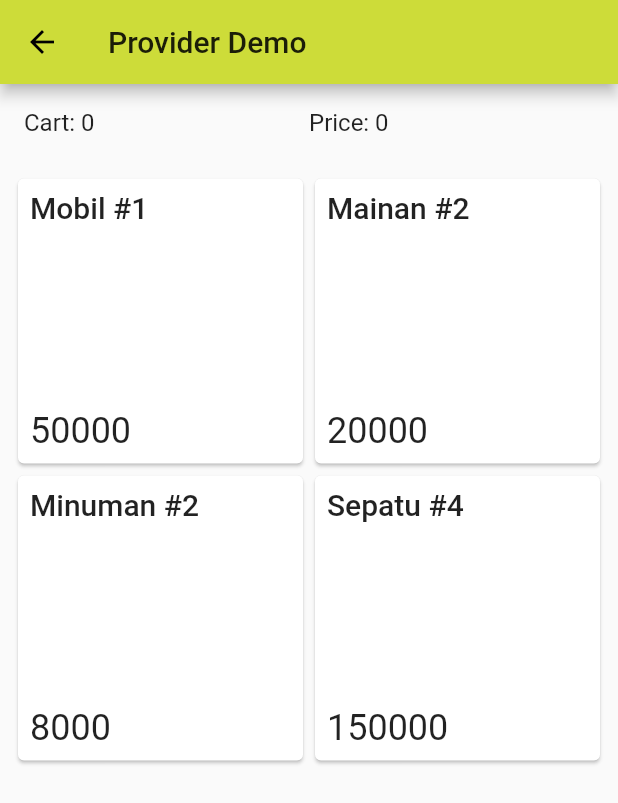
After one commit to hidrodixtion/flutter_meetup_demo_1, a Flutter app: the ProviderDemo screen opened directly, on a phone screen of 412 x 824 dp. The commit adds this screen. Shown: the top 803 px of the screen. Run offline on Flutter 3.47's test engine with Material 2 defaults, Android fonts, the phone set to English and light mode, and no system bars.

Commit message:
Added Provider.

```diff
--- /dev/null
+++ b/lib/component/cart_info.dart
@@ -0,0 +1,27 @@
+import 'package:flutter/cupertino.dart';
+import 'package:flutter/material.dart';
+import 'package:meetup_demo_1/model/Cart.dart';
+import 'package:provider/provider.dart';
+
+class CartInfo extends StatelessWidget {
+  @override
+  Widget build(BuildContext context) {
+    return Padding(
+      padding: EdgeInsets.all(16.0),
+      child: Consumer<Cart>(
+        builder: (context, cart, child) {
+          return Row(
+            children: <Widget>[
+              Expanded(
+                child: Text("Cart: ${cart.items.length}", style: Theme.of(context).textTheme.subhead,),
+              ),
+              Expanded(
+                child: Text("Price: ${cart.totalPrice.toInt()}", style: Theme.of(context).textTheme.subhead,),
+              ),
+            ],
+          );
+        },
+      ),
+    );
+  }
+}
--- /dev/null
+++ b/lib/component/product_list.dart
@@ -0,0 +1,50 @@
+import 'package:flutter/material.dart';
+import 'package:meetup_demo_1/model/Cart.dart';
+import 'package:meetup_demo_1/model/Item.dart';
+import 'package:provider/provider.dart';
+
+class ProductList extends StatefulWidget {
+  @override
+  _ProductListState createState() => _ProductListState();
+}
+
+class _ProductListState extends State<ProductList> {
+  List<Item> itemList = [
+    Item(title: "Mobil #1", price: 50000),
+    Item(title: "Mainan #2", price: 20000),
+    Item(title: "Minuman #2", price: 8000),
+    Item(title: "Sepatu #4", price: 150000)
+  ];
+
+  @override
+  Widget build(BuildContext context) {
+    return Padding(
+      padding: const EdgeInsets.all(8.0),
+      child: GridView.builder(
+        itemCount: itemList.length,
+        gridDelegate:
+            SliverGridDelegateWithFixedCrossAxisCount(crossAxisCount: 2),
+        itemBuilder: (context, index) {
+          return InkWell(
+            onTap: () => Provider.of<Cart>(context, listen: false).add(itemList[index]),
+            child: Card(
+              child: Padding(
+                padding: const EdgeInsets.all(8.0),
+                child: GridTile(
+                  child: Text(
+                    itemList[index].title,
+                    style: Theme.of(context).textTheme.title,
+                  ),
+                  footer: Text(
+                    itemList[index].price.toInt().toString(),
+                    style: Theme.of(context).textTheme.headline,
+                  ),
+                ),
+              ),
+            ),
+          );
+        },
+      ),
+    );
+  }
+}
--- a/lib/main.dart
+++ b/lib/main.dart
@@ -1,7 +1,14 @@
 import 'package:flutter/material.dart';
+import 'package:meetup_demo_1/model/Cart.dart';
 import 'package:meetup_demo_1/state_demo_2.dart';
+import 'package:provider/provider.dart';
 
-void main() => runApp(MyApp());
+void main() => runApp(
+      ChangeNotifierProvider(
+        builder: (context) => Cart(),
+        child: MyApp(),
+      ),
+    );
 
 class MyApp extends StatelessWidget {
   // This widget is the root of your application.
@@ -36,7 +43,9 @@ class _MyHomePageState extends State<MyHomePage> {
   @override
   Widget build(BuildContext context) {
     return Scaffold(
-      appBar: AppBar(title: Text("Demo 1"),),
+      appBar: AppBar(
+        title: Text("Demo 1"),
+      ),
       body: Center(
         child: Column(
           mainAxisAlignment: MainAxisAlignment.center,
@@ -53,11 +62,15 @@ class _MyHomePageState extends State<MyHomePage> {
           ],
         ),
       ),
-      floatingActionButton: FloatingActionButton(child: Icon(Icons.keyboard_arrow_right), onPressed: () => _gotoDemo2(),),
+      floatingActionButton: FloatingActionButton(
+        child: Icon(Icons.keyboard_arrow_right),
+        onPressed: () => _gotoDemo2(),
+      ),
     );
   }
 
   void _gotoDemo2() {
-    Navigator.push(context, MaterialPageRoute(builder: (context) => StateDemo2()));
+    Navigator.push(
+        context, MaterialPageRoute(builder: (context) => StateDemo2()));
   }
 }
--- /dev/null
+++ b/lib/model/Cart.dart
@@ -0,0 +1,23 @@
+import 'dart:collection';
+
+import 'package:flutter/widgets.dart';
+import 'Item.dart';
+
+class Cart extends ChangeNotifier {
+  final List<Item> _items = [];
+
+  UnmodifiableListView<Item> get items => UnmodifiableListView(_items);
+
+  double get totalPrice {
+    var prices = items.map((item) => item.price).toList();
+    if (prices.isEmpty) {
+      return 0;
+    }
+    return prices.reduce((a, b) => a + b);
+  }
+
+  void add(Item item) {
+    _items.add(item);
+    notifyListeners();
+  }
+}
--- /dev/null
+++ b/lib/model/Item.dart
@@ -0,0 +1,8 @@
+import 'package:flutter/widgets.dart';
+
+class Item {
+  final String title;
+  final double price;
+
+  Item({@required this.title, @required this.price});
+}
--- /dev/null
+++ b/lib/provider_demo.dart
@@ -0,0 +1,21 @@
+import 'package:flutter/material.dart';
+import 'package:meetup_demo_1/component/cart_info.dart';
+import 'package:meetup_demo_1/component/product_list.dart';
+
+class ProviderDemo extends StatelessWidget {
+
+  @override
+  Widget build(BuildContext context) {
+    return Scaffold(
+      appBar: AppBar(title: Text("Provider Demo"),),
+      body: Column(
+        children: <Widget>[
+          CartInfo(),
+          Expanded(
+            child: ProductList(),
+          )
+        ],
+      ),
+    );
+  }
+}
--- a/lib/state_demo_3.dart
+++ b/lib/state_demo_3.dart
@@ -1,4 +1,5 @@
 import 'package:flutter/material.dart';
+import 'package:meetup_demo_1/provider_demo.dart';
 
 class StateDemo3 extends StatelessWidget {
   @override
@@ -13,6 +14,10 @@ class StateDemo3 extends StatelessWidget {
           style: Theme.of(context).textTheme.title,
         ),
       ),
+      floatingActionButton: FloatingActionButton(child: Icon(Icons.chevron_right),
+          onPressed: () {
+            Navigator.push(context, MaterialPageRoute(builder: (context) => ProviderDemo()));
+          }),
     );
   }
 }
--- a/pubspec.yaml
+++ b/pubspec.yaml
@@ -23,6 +23,7 @@ dependencies:
   # The following adds the Cupertino Icons font to your application.
   # Use with the CupertinoIcons class for iOS style icons.
   cupertino_icons: ^0.1.2
+  provider: ^3.1.0
 
 dev_dependencies:
   flutter_test:
```
Also changed, not shown: pubspec.lock, 1 other file.
